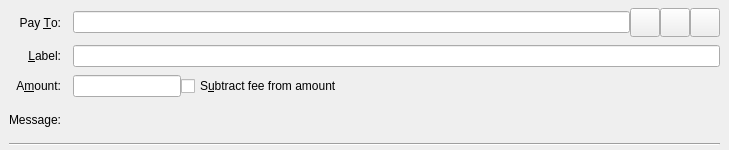
First picture: the form in src/qt/forms/sendcoinsentry.ui, repository mceme/ImageCoin, before the edit.
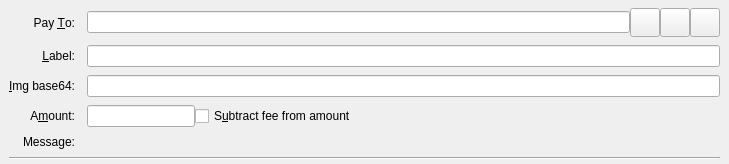
Second picture: the form after the edit. Custom widgets are drawn as their Qt base class.

Patch:
```diff
--- a/src/qt/forms/sendcoinsentry.ui
+++ b/src/qt/forms/sendcoinsentry.ui
@@ -7,7 +7,7 @@
     <x>0</x>
     <y>0</y>
     <width>729</width>
-    <height>150</height>
+    <height>160</height>
    </rect>
   </property>
   <property name="focusPolicy">
@@ -138,6 +138,26 @@
      </widget>
     </item>
     <item row="2" column="0">
+     <widget class="QLabel" name="Labelimgbase64">
+      <property name="text">
+       <string>&amp;Img base64:</string>
+      </property>
+      <property name="alignment">
+       <set>Qt::AlignRight|Qt::AlignTrailing|Qt::AlignVCenter</set>
+      </property>
+      <property name="buddy">
+       <cstring>Imgbase64Label</cstring>
+      </property>
+     </widget>
+    </item>
+    <item row="2" column="1">
+     <widget class="QLineEdit" name="Imgbase64Label">
+      <property name="toolTip">
+       <string>Enter a Image base 64 for this tx.</string>
+      </property>
+     </widget>
+    </item>
+    <item row="3" column="0">
      <widget class="QLabel" name="amountLabel">
       <property name="text">
        <string>A&amp;mount:</string>
@@ -150,7 +170,7 @@
       </property>
      </widget>
     </item>
-    <item row="2" column="1">
+    <item row="3" column="1">
      <layout class="QHBoxLayout" name="horizontalLayoutAmount" stretch="0,1">
       <item>
        <widget class="BitcoinAmountField" name="payAmount"/>
@@ -167,7 +187,7 @@
       </item>
      </layout>
     </item>
-    <item row="3" column="0">
+    <item row="4" column="0">
      <widget class="QLabel" name="messageLabel">
       <property name="text">
        <string>Message:</string>
@@ -177,7 +197,7 @@
       </property>
      </widget>
     </item>
-    <item row="3" column="1">
+    <item row="4" column="1">
      <widget class="QLabel" name="messageTextLabel">
       <property name="toolTip">
        <string>A message that was attached to the dash: URI which will be stored with the transaction for your reference. Note: This message will not be sent over the Dash network.</string>
@@ -187,7 +207,7 @@
       </property>
      </widget>
     </item>
-    <item row="4" column="0" colspan="2">
+    <item row="5" column="0" colspan="2">
      <widget class="Line" name="line">
       <property name="orientation">
        <enum>Qt::Horizontal</enum>
```
Left out of the diff: 1 changed line with no effect on the pictures.
